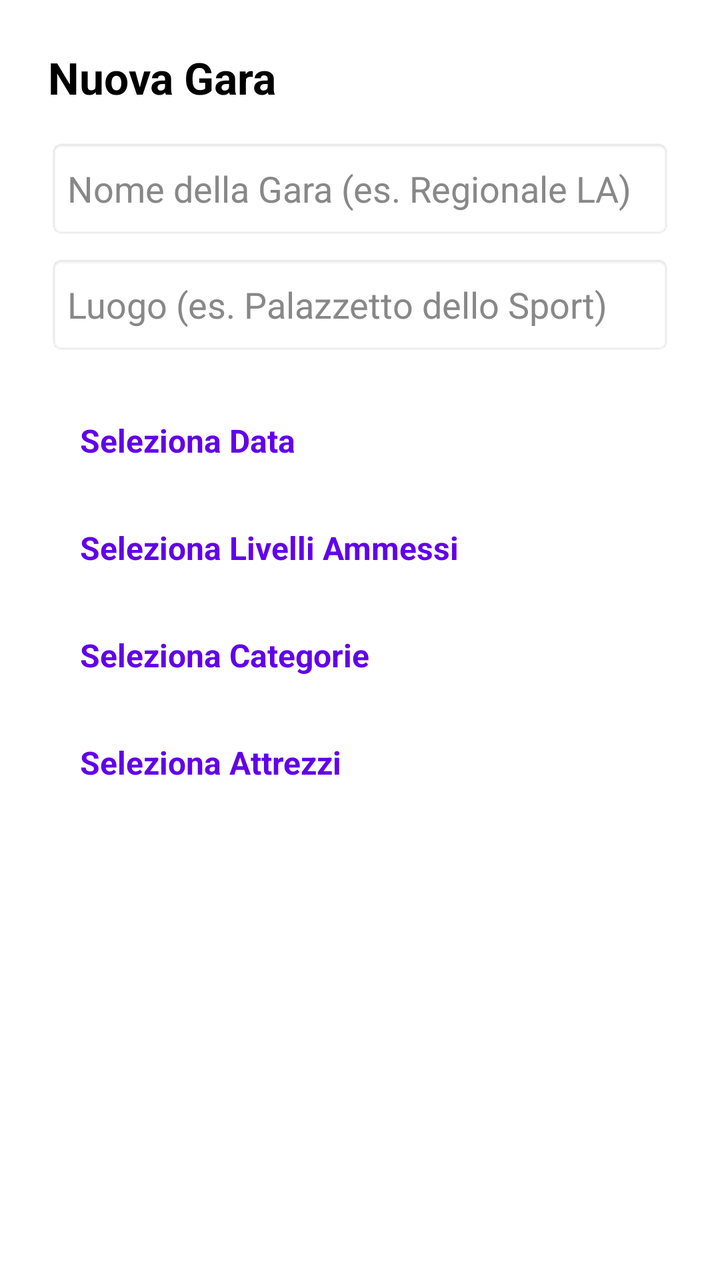
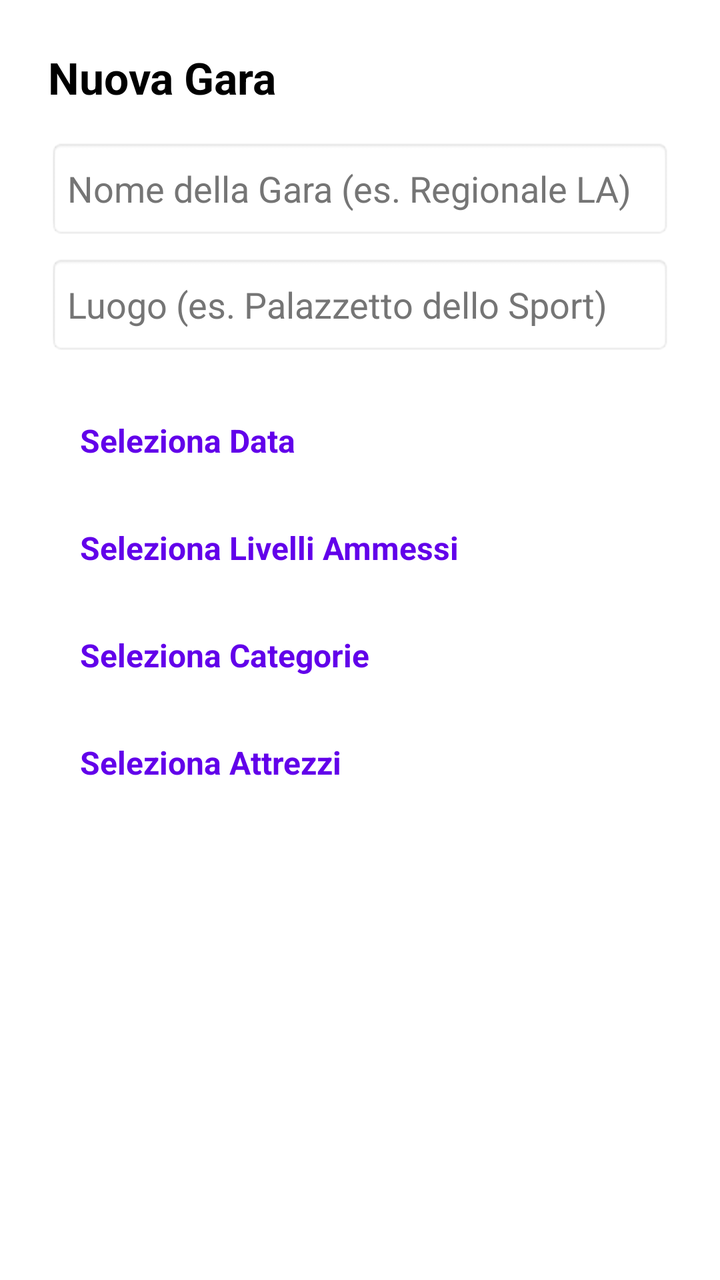

Before-and-after screenshots of an Android layout around one commit, followed by the original layout XML and the change that was made.
<!-- AndroidManifest.xml: application theme Theme.GinnasticaRitmica -->
<!-- res/layout/dialog_crea_gara.xml -->
<?xml version="1.0" encoding="utf-8"?>
<LinearLayout xmlns:android="http://schemas.android.com/apk/res/android"
    android:layout_width="match_parent"
    android:layout_height="wrap_content"
    android:orientation="vertical"
    android:padding="24dp"
    android:background="@color/sfondo_app"
    xmlns:tools="http://schemas.android.com/tools"
    tools:ignore="HardcodedText, TextContrastCheck, VisualLintButtonSize, VisualLintTextFieldSize">

    <TextView
        android:layout_width="wrap_content"
        android:layout_height="wrap_content"
        android:text="Nuova Gara"
        android:textSize="22sp"
        android:textStyle="bold"
        android:textColor="@color/testo_titoli"
        android:layout_marginBottom="16dp"/>

    <EditText
        android:id="@+id/etNomeGara"
        android:layout_width="match_parent"
        android:layout_height="50dp"
        android:autofillHints=""
        android:hint="Nome della Gara (es. Regionale LA)"
        android:textColor="@color/testo_titoli"
        android:textColorHint="@color/testo_chiaro"
        android:background="@android:drawable/editbox_background"
        tools:ignore="TextFields" />

    <EditText
        android:id="@+id/etLuogoGara"
        android:layout_width="match_parent"
        android:layout_height="50dp"
        android:autofillHints=""
        android:hint="Luogo (es. Palazzetto dello Sport)"
        android:layout_marginTop="8dp"
        android:textColor="@color/testo_titoli"
        android:textColorHint="@color/testo_chiaro"
        android:background="@android:drawable/editbox_background"
        tools:ignore="TextFields" />

    <TextView
        android:id="@+id/tvDataGara"
        android:layout_width="match_parent"
        android:layout_height="wrap_content"
        android:text="Seleziona Data"
        android:padding="16dp"
        android:textSize="16sp"
        android:textColor="@color/viola_torre"
        android:textStyle="bold"
        android:layout_marginTop="16dp"/>

    <TextView
        android:id="@+id/tvLivelliGara"
        android:layout_width="match_parent"
        android:layout_height="wrap_content"
        android:text="Seleziona Livelli Ammessi"
        android:padding="16dp"
        android:textSize="16sp"
        android:textColor="@color/viola_torre"
        android:textStyle="bold"/>

    <TextView
        android:id="@+id/tvCategorieGara"
        android:layout_width="match_parent"
        android:layout_height="wrap_content"
        android:text="Seleziona Categorie"
        android:padding="16dp"
        android:textSize="16sp"
        android:textColor="@color/viola_torre"
        android:textStyle="bold"/>

    <TextView
        android:id="@+id/tvAttrezziGara"
        android:layout_width="match_parent"
        android:layout_height="wrap_content"
        android:text="Seleziona Attrezzi"
        android:padding="16dp"
        android:textSize="16sp"
        android:textColor="@color/viola_torre"
        android:textStyle="bold"/>

</LinearLayout>
<!-- resources referenced by this layout -->
<resources>
  <color name="sfondo_app">#FFFFFF</color>
  <color name="testo_chiaro">#888888</color>
  <color name="testo_titoli">#000000</color>
  <color name="viola_torre">#6200EA</color>
  <style name="Theme.GinnasticaRitmica" parent="Base.Theme.GinnasticaRitmica" />
  <style name="Base.Theme.GinnasticaRitmica" parent="Theme.Material3.DayNight.NoActionBar">
          
          
      </style>
</resources>

<!-- the commit's change to res/layout/dialog_crea_gara.xml (unified diff, before → after) -->
@@ -22,22 +22,22 @@
         android:layout_width="match_parent"
         android:layout_height="50dp"
         android:autofillHints=""
+        android:background="@android:drawable/editbox_background"
         android:hint="Nome della Gara (es. Regionale LA)"
         android:textColor="@color/testo_titoli"
-        android:textColorHint="@color/testo_chiaro"
-        android:background="@android:drawable/editbox_background"
+        android:textColorHint="#757575"
         tools:ignore="TextFields" />
 
     <EditText
         android:id="@+id/etLuogoGara"
         android:layout_width="match_parent"
         android:layout_height="50dp"
+        android:layout_marginTop="8dp"
         android:autofillHints=""
+        android:background="@android:drawable/editbox_background"
         android:hint="Luogo (es. Palazzetto dello Sport)"
-        android:layout_marginTop="8dp"
         android:textColor="@color/testo_titoli"
-        android:textColorHint="@color/testo_chiaro"
-        android:background="@android:drawable/editbox_background"
+        android:textColorHint="#757575"
         tools:ignore="TextFields" />
 
     <TextView
<!-- resource entries referenced after the edit -->
@@ -1,7 +1,6 @@
 <!-- resources referenced by this layout -->
 <resources>
   <color name="sfondo_app">#FFFFFF</color>
-  <color name="testo_chiaro">#888888</color>
   <color name="testo_titoli">#000000</color>
   <color name="viola_torre">#6200EA</color>
   <style name="Theme.GinnasticaRitmica" parent="Base.Theme.GinnasticaRitmica" />
